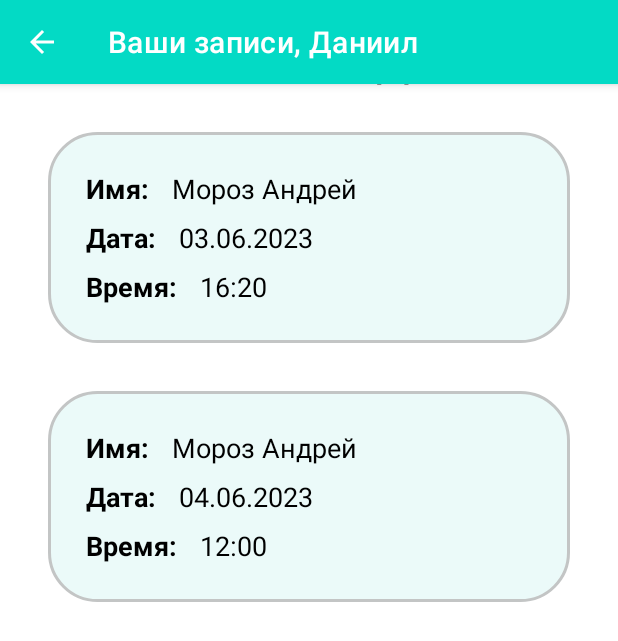
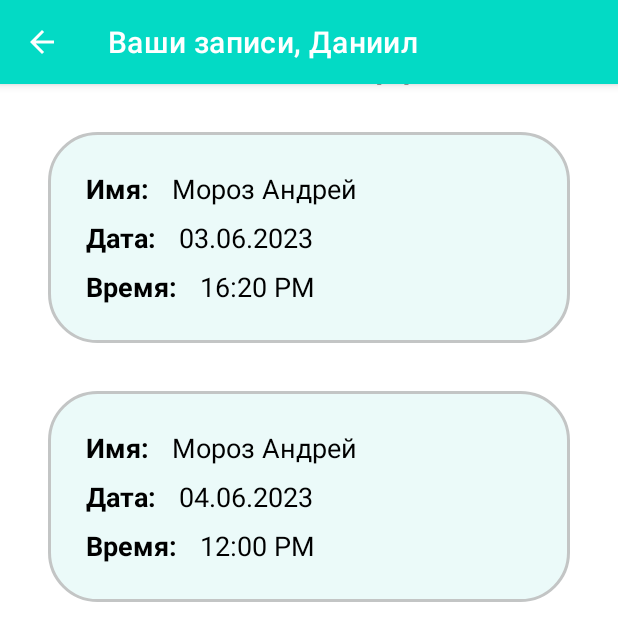
Before and after one commit to Re-Gelu/MIREA-Hospital-Project, an Android app: the loginDoctor screen opened directly, with no data from a screen before it, on a phone screen of 412 x 824 dp. Shown: the top 641 px of the screen. Run offline under Robolectric (Android 15) with nearby library versions, the light colour scheme and no system bars.

Commit message:
editing labels + some refacttors

```diff
--- a/mobile/app/src/main/res/layout/activity_login_doctor.xml
+++ b/mobile/app/src/main/res/layout/activity_login_doctor.xml
@@ -111,7 +111,7 @@
                     android:id="@+id/doctoritem_textViewSpecialization1"
                     android:layout_width="215dp"
                     android:layout_height="match_parent"
-                    android:text="16:20"
+                    android:text="16:20 PM"
                     android:textColor="@color/black"
                     android:textSize="18sp" />
             </LinearLayout>
@@ -212,7 +212,7 @@
                     android:id="@+id/doctoritem_textViewSpecialization"
                     android:layout_width="141dp"
                     android:layout_height="wrap_content"
-                    android:text="12:00"
+                    android:text="12:00 PM"
                     android:textColor="@color/black"
                     android:textSize="18sp" />
             </LinearLayout>
```
